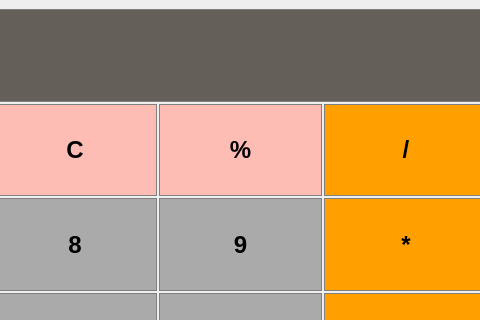
benymaxparsa/Calculator-Qt, file calculator.ui: the form before one commit; both pictures show x 181 to 661 and y 0 to 320 of the 843 by 600 pixel window.
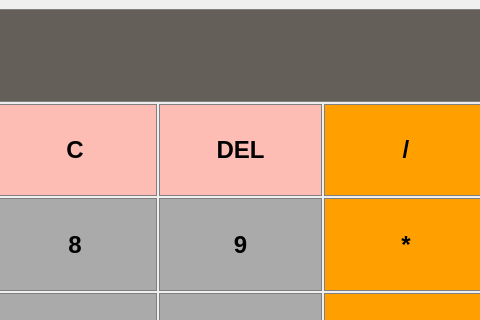
The form after the commit.

Commit message: DEL funtionality was added + UI update

```diff
--- a/calculator.ui
+++ b/calculator.ui
@@ -947,7 +947,7 @@
 }</string>
       </property>
       <property name="text">
-       <string>%</string>
+       <string>DEL</string>
       </property>
      </widget>
     </item>
```
Left out of the diff: 2 changed lines with no effect on the pictures. The commit also changes 2 other files.
